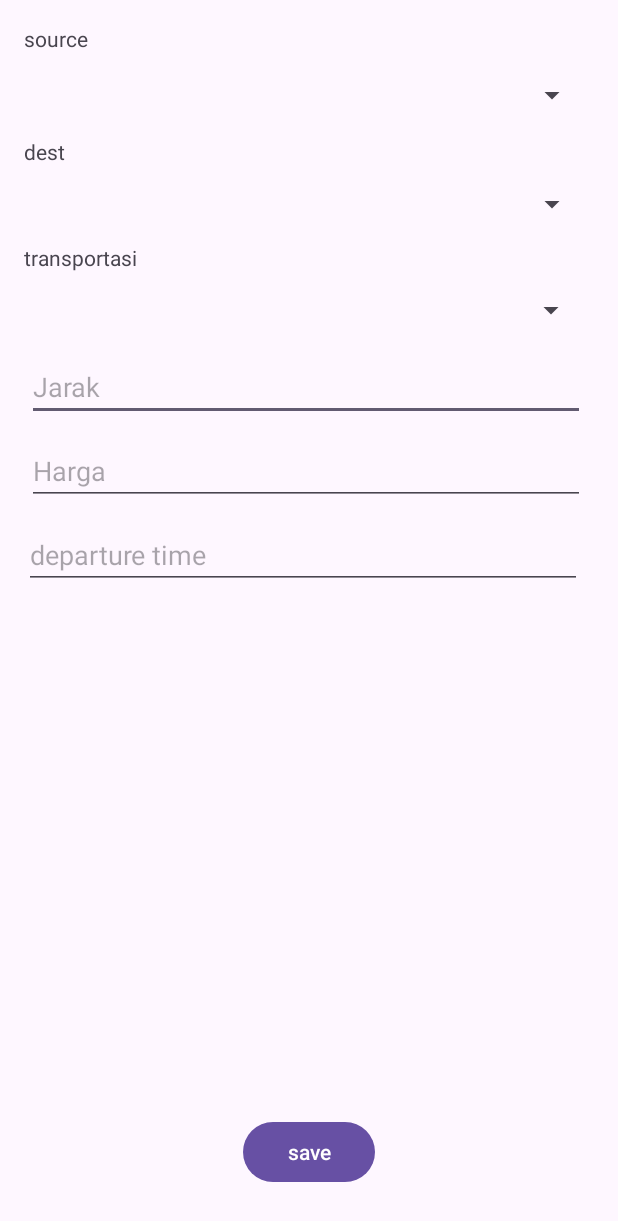
After one commit to jessymarcelyn/manpro_kel5, an Android app: the AddRute screen opened directly, with no data from a screen before it, on a phone screen of 412 x 824 dp. The commit adds this screen. Shown: the top 1221 px of the screen. Run offline under Robolectric (Android 15) with nearby library versions, the phone set to English and light mode, and no system bars; our stand-ins replace Firebase (no records; nobody signed in at launch, a user with empty details on screens opened directly).

Commit message:
Add Rute Perjalanan

```diff
--- a/app/src/main/AndroidManifest.xml
+++ b/app/src/main/AndroidManifest.xml
@@ -11,7 +11,10 @@
         android:roundIcon="@mipmap/ic_launcher_round"
         android:supportsRtl="true"
         android:theme="@style/Theme.Proyek_manpro"
-        tools:targetApi="31">
+        tools:targetApi="34">
+        <activity
+            android:name=".AddRute"
+            android:exported="false" />
         <activity
             android:name=".Profile"
             android:exported="false" />
--- /dev/null
+++ b/app/src/main/java/manpro/kel5/proyek_manpro/AddRute.kt
@@ -0,0 +1,154 @@
+package manpro.kel5.proyek_manpro
+
+import android.os.Bundle
+import android.widget.ArrayAdapter
+import android.widget.Button
+import android.widget.EditText
+import android.widget.Spinner
+import androidx.appcompat.app.AlertDialog
+import androidx.appcompat.app.AppCompatActivity
+import com.google.firebase.firestore.FirebaseFirestore
+import java.text.SimpleDateFormat
+import java.util.Date
+import java.util.Locale
+
+class AddRute : AppCompatActivity() {
+    private lateinit var sourceSpinner: Spinner
+    private lateinit var destSpinner: Spinner
+    private lateinit var transSpinner: Spinner
+    private lateinit var distanceEditText: EditText
+    private lateinit var priceEditText: EditText
+    private lateinit var departureTimeEditText: EditText
+    private lateinit var saveButton: Button
+    private lateinit var db: FirebaseFirestore
+
+    override fun onCreate(savedInstanceState: Bundle?) {
+        super.onCreate(savedInstanceState)
+        setContentView(R.layout.activity_add_rute)
+
+        db = FirebaseFirestore.getInstance()
+
+        sourceSpinner = findViewById(R.id.sn_source)
+        destSpinner = findViewById(R.id.sn_dest)
+        transSpinner = findViewById(R.id.sn_trans)
+        distanceEditText = findViewById(R.id.et_distance)
+        priceEditText = findViewById(R.id.et_price)
+        departureTimeEditText = findViewById(R.id.et_departure_time)
+        saveButton = findViewById(R.id.button_save)
+
+        initSpinner(sourceSpinner)
+        initSpinner(destSpinner)
+        inittransSpinner(transSpinner)
+
+        saveButton.setOnClickListener {
+            val selectedSourceStopId = sourceSpinner.selectedItem.toString()
+            val selectedDestinationStopId = destSpinner.selectedItem.toString()
+            val selectedTransportationId = transSpinner.selectedItem.toString()
+            val currentDate = SimpleDateFormat("ddMMyyyy", Locale.getDefault()).format(Date())
+
+            db.collection("Transportasi")
+                .whereEqualTo("id_transportasi", selectedTransportationId)
+                .get()
+                .addOnSuccessListener { querySnapshot ->
+                    for (document in querySnapshot.documents) {
+                        val speed = document.getDouble("kecepatan") ?: 0.0
+                        val distance = distanceEditText.text.toString().toDouble()
+                        val estimation = ((distance / speed) * 3600).toInt()
+                        val departureTime = departureTimeEditText.text.toString()
+                        val hour = departureTime.substring(0, 2).toInt()
+                        val minute = departureTime.substring(2).toInt()
+                        var plusHour = hour + (estimation / 3600)
+                        var plusMinute = minute + ((estimation % 3600) / 60)
+                        if (plusMinute > 59) {
+                            plusHour += plusMinute / 60
+                            plusMinute %= 60
+                        }
+                        if (plusHour > 23){
+                            plusHour %= 24
+                        }
+                        val plusHourStr = if (plusHour < 10) "0$plusHour" else "$plusHour"
+                        val plusMinuteStr = if (plusMinute < 10) "0$plusMinute" else "$plusMinute"
+                        val arrivalTime = "$plusHourStr$plusMinuteStr"
+
+                        val newRoute = RutePerjalanan(
+                            id_rute = "$selectedTransportationId$estimation$currentDate",
+                            id_stop_source = selectedSourceStopId,
+                            id_stop_dest = selectedDestinationStopId,
+                            id_transportasi = selectedTransportationId,
+                            jarak = distance,
+                            price = priceEditText.text.toString().toDouble(),
+                            estimasi = estimation,
+                            jam_berangkat = departureTimeEditText.text.toString(),
+                            jam_sampai = arrivalTime
+                        )
+
+                        db.collection("Rute")
+                            .add(newRoute)
+                            .addOnSuccessListener { documentReference ->
+                                showAlert("Data berhasil disimpan!")
+                                distanceEditText.setText("")
+                                priceEditText.setText("")
+                                departureTimeEditText.setText("")
+                            }
+                            .addOnFailureListener { e ->
+                                showAlert("Gagal menyimpan data: ${e.message}")
+                            }
+                    }
+                }
+                .addOnFailureListener { e ->
+                    showAlert("Gagal mengambil data kecepatan: ${e.message}")
+                }
+        }
+    }
+
+    private fun initSpinner(spinner: Spinner) {
+        db.collection("Stop")
+            .get()
+            .addOnSuccessListener { documents ->
+                val items = mutableListOf<String>()
+                for (document in documents) {
+                    val namaStop = document.getString("nama_stop")
+                    if (namaStop != null) {
+                        items.add(namaStop)
+                    }
+                }
+                val adapter = ArrayAdapter(this, android.R.layout.simple_spinner_item, items)
+                adapter.setDropDownViewResource(android.R.layout.simple_spinner_dropdown_item)
+                spinner.adapter = adapter
+            }
+            .addOnFailureListener { exception ->
+
+            }
+    }
+
+    private fun inittransSpinner(spinner: Spinner) {
+        db.collection("Transportasi")
+            .get()
+            .addOnSuccessListener { documents ->
+                val items = mutableListOf<String>()
+                for (document in documents) {
+                    val namaTrans = document.getString("id_transportasi")
+                    if (namaTrans != null) {
+                        items.add(namaTrans)
+                    }
+                }
+                val adapter = ArrayAdapter(this, android.R.layout.simple_spinner_item, items)
+                adapter.setDropDownViewResource(android.R.layout.simple_spinner_dropdown_item)
+                spinner.adapter = adapter
+            }
+            .addOnFailureListener { exception ->
+
+            }
+    }
+
+    private fun showAlert(message: String) {
+        val builder = AlertDialog.Builder(this)
+        builder.setTitle("Info")
+        builder.setMessage(message)
+        builder.setPositiveButton("OK") { dialog, _ ->
+            dialog.dismiss()
+        }
+        val dialog = builder.create()
+        dialog.show()
+    }
+}
--- /dev/null
+++ b/app/src/main/res/layout/activity_add_rute.xml
@@ -0,0 +1,112 @@
+<?xml version="1.0" encoding="utf-8"?>
+<androidx.constraintlayout.widget.ConstraintLayout xmlns:android="http://schemas.android.com/apk/res/android"
+    xmlns:app="http://schemas.android.com/apk/res-auto"
+    xmlns:tools="http://schemas.android.com/tools"
+    android:layout_width="match_parent"
+    android:layout_height="match_parent"
+    tools:context=".AddRute">
+
+    <Spinner
+        android:id="@+id/sn_source"
+        android:layout_width="376dp"
+        android:layout_height="40dp"
+        android:layout_marginStart="16dp"
+        android:layout_marginTop="8dp"
+        app:layout_constraintStart_toStartOf="parent"
+        app:layout_constraintTop_toBottomOf="@+id/tv_source" />
+
+    <Spinner
+        android:id="@+id/sn_dest"
+        android:layout_width="376dp"
+        android:layout_height="35dp"
+        android:layout_below="@id/sn_source"
+        android:layout_marginTop="8dp"
+        app:layout_constraintEnd_toEndOf="@+id/sn_source"
+        app:layout_constraintStart_toStartOf="@+id/sn_source"
+        app:layout_constraintTop_toBottomOf="@+id/tv_dest" />
+
+    <Spinner
+        android:id="@+id/sn_trans"
+        android:layout_width="374dp"
+        android:layout_height="35dp"
+        android:layout_below="@id/sn_dest"
+        android:layout_marginTop="8dp"
+        app:layout_constraintEnd_toEndOf="@+id/sn_source"
+        app:layout_constraintStart_toStartOf="@+id/sn_source"
+        app:layout_constraintTop_toBottomOf="@+id/tv_trans" />
+
+    <EditText
+        android:id="@+id/et_distance"
+        android:layout_width="372dp"
+        android:layout_height="40dp"
+        android:layout_below="@id/sn_trans"
+        android:layout_marginTop="16dp"
+        android:hint="Jarak"
+        app:layout_constraintEnd_toEndOf="@+id/sn_source"
+        app:layout_constraintStart_toStartOf="@+id/sn_source"
+        app:layout_constraintTop_toBottomOf="@+id/sn_trans" />
+
+    <EditText
+        android:id="@+id/et_price"
+        android:layout_width="372dp"
+        android:layout_height="40dp"
+        android:layout_below="@id/et_distance"
+        android:layout_marginTop="16dp"
+        android:hint="Harga"
+        app:layout_constraintEnd_toEndOf="@+id/sn_source"
+        app:layout_constraintStart_toStartOf="@+id/sn_source"
+        app:layout_constraintTop_toBottomOf="@+id/et_distance" />
+
+    <EditText
+        android:id="@+id/et_departure_time"
+        android:layout_width="372dp"
+        android:layout_height="40dp"
+        android:layout_marginTop="16dp"
+        android:hint="departure time"
+        app:layout_constraintEnd_toEndOf="@+id/sn_source"
+        app:layout_constraintHorizontal_bias="0.0"
+        app:layout_constraintStart_toStartOf="@+id/sn_source"
+        app:layout_constraintTop_toBottomOf="@+id/et_price" />
+
+    <Button
+        android:id="@+id/button_save"
+        android:layout_width="wrap_content"
+        android:layout_height="wrap_content"
+        android:layout_centerHorizontal="true"
+        android:layout_marginBottom="32dp"
+        android:text="save"
+        app:layout_constraintBottom_toBottomOf="parent"
+        app:layout_constraintEnd_toEndOf="parent"
+        app:layout_constraintStart_toStartOf="parent" />
+
+    <TextView
+        android:id="@+id/tv_source"
+        android:layout_width="wrap_content"
+        android:layout_height="wrap_content"
+        android:layout_marginStart="16dp"
+        android:layout_marginTop="16dp"
+        android:text="source"
+        app:layout_constraintStart_toStartOf="parent"
+        app:layout_constraintTop_toTopOf="parent" />
+
+    <TextView
+        android:id="@+id/tv_dest"
+        android:layout_width="wrap_content"
+        android:layout_height="wrap_content"
+        android:layout_marginTop="8dp"
+        android:text="dest"
+        app:layout_constraintEnd_toEndOf="@+id/tv_source"
+        app:layout_constraintHorizontal_bias="0.0"
+        app:layout_constraintStart_toStartOf="@+id/tv_source"
+        app:layout_constraintTop_toBottomOf="@+id/sn_source" />
+
+    <TextView
+        android:id="@+id/tv_trans"
+        android:layout_width="wrap_content"
+        android:layout_height="wrap_content"
+        android:layout_marginTop="8dp"
+        android:text="transportasi"
+        app:layout_constraintStart_toStartOf="@+id/tv_dest"
+        app:layout_constraintTop_toBottomOf="@+id/sn_dest" />
+
+</androidx.constraintlayout.widget.ConstraintLayout>
```
Also changed, not shown: app/src/main/java/manpro/kel5/proyek_manpro/Profile.kt (+8 -0 lines), app/src/main/java/manpro/kel5/proyek_manpro/RutePerjalanan.kt (added, +12 -0 lines), app/src/main/res/layout/activity_profile.xml (+12 -0 lines).
